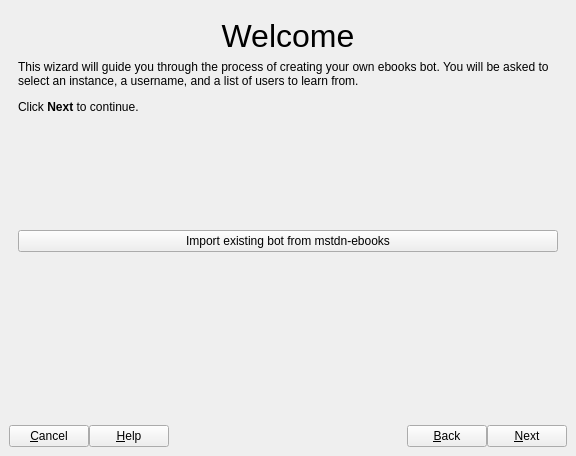
Qt form FediBooks/gui/wzd_createbot.ui (Lynnesbian/OldFediBooks) before a commit.
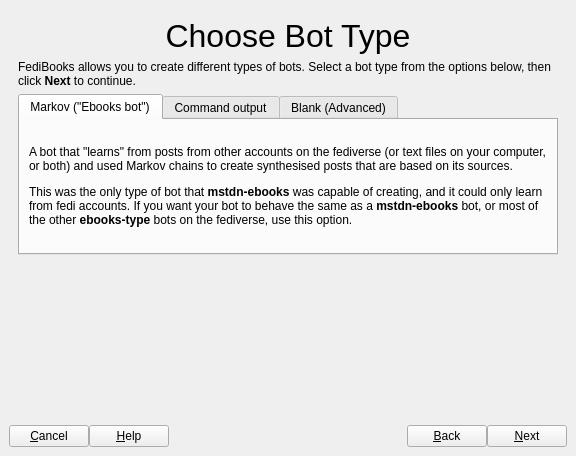
The same form after that commit. The open tabs and pages were chosen to show the change. Icons and pictures are not drawn.

Commit message: added more options for the type of bot to create

```diff
--- a/FediBooks/gui/wzd_createbot.ui
+++ b/FediBooks/gui/wzd_createbot.ui
@@ -550,6 +550,118 @@
           </item>
          </layout>
         </widget>
+        <widget class="QWidget" name="page">
+         <layout class="QVBoxLayout" name="verticalLayout_16">
+          <item>
+           <widget class="QLabel" name="label_27">
+            <property name="sizePolicy">
+             <sizepolicy hsizetype="Preferred" vsizetype="Preferred">
+              <horstretch>0</horstretch>
+              <verstretch>0</verstretch>
+             </sizepolicy>
+            </property>
+            <property name="font">
+             <font>
+              <pointsize>24</pointsize>
+             </font>
+            </property>
+            <property name="text">
+             <string>Choose Bot Type</string>
+            </property>
+            <property name="textFormat">
+             <enum>Qt::AutoText</enum>
+            </property>
+            <property name="scaledContents">
+             <bool>true</bool>
+            </property>
+            <property name="alignment">
+             <set>Qt::AlignHCenter|Qt::AlignTop</set>
+            </property>
+           </widget>
+          </item>
+          <item>
+           <widget class="QLabel" name="label_28">
+            <property name="text">
+             <string>&lt;html&gt;&lt;head/&gt;&lt;body&gt;&lt;p&gt;FediBooks allows you to create different types of bots. Select a bot type from the options below, then click &lt;span style=&quot; font-weight:600;&quot;&gt;Next&lt;/span&gt; to continue.&lt;/p&gt;&lt;/body&gt;&lt;/html&gt;</string>
+            </property>
+            <property name="wordWrap">
+             <bool>true</bool>
+            </property>
+           </widget>
+          </item>
+          <item>
+           <widget class="QTabWidget" name="tabWidget">
+            <property name="currentIndex">
+             <number>0</number>
+            </property>
+            <widget class="QWidget" name="tab">
+             <attribute name="title">
+              <string>Markov (&quot;Ebooks bot&quot;)</string>
+             </attribute>
+             <layout class="QVBoxLayout" name="verticalLayout_17">
+              <item>
+               <widget class="QLabel" name="label_29">
+                <property name="text">
+                 <string>&lt;html&gt;&lt;head/&gt;&lt;body&gt;&lt;p&gt;A bot that &amp;quot;learns&amp;quot; from posts from other accounts on the fediverse (or text files on your computer, or both) and used Markov chains to create synthesised posts that are based on its sources.&lt;/p&gt;&lt;p&gt;This was the only type of bot that &lt;span style=&quot; font-weight:600;&quot;&gt;mstdn-ebooks&lt;/span&gt; was capable of creating, and it could only learn from fedi accounts. If you want your bot to behave the same as a &lt;span style=&quot; font-weight:600;&quot;&gt;mstdn-ebooks&lt;/span&gt; bot, or most of the other &lt;span style=&quot; font-weight:600;&quot;&gt;ebooks-type&lt;/span&gt; bots on the fediverse, use this option.&lt;/p&gt;&lt;/body&gt;&lt;/html&gt;</string>
+                </property>
+                <property name="wordWrap">
+                 <bool>true</bool>
+                </property>
+               </widget>
+              </item>
+             </layout>
+            </widget>
+            <widget class="QWidget" name="tab_2">
+             <attribute name="title">
+              <string>Command output</string>
+             </attribute>
+             <layout class="QVBoxLayout" name="verticalLayout_19">
+              <item>
+               <widget class="QLabel" name="label_31">
+                <property name="text">
+                 <string>&lt;html&gt;&lt;head/&gt;&lt;body&gt;&lt;p&gt;This type of bot simply runs a command and posts its output. For example, you could have it post the output of &lt;span style=&quot; font-weight:600;&quot;&gt;df -h /&lt;/span&gt; (Linux, *BSD, macOS, etc.) or &lt;span style=&quot; font-weight:600;&quot;&gt;some windows command&lt;/span&gt; (Windows) to see how much free space you have on your root partition.&lt;/p&gt;&lt;p&gt;&lt;span style=&quot; font-weight:600;&quot;&gt;Be careful with this option&lt;/span&gt;. Commands will be as the current user.&lt;/p&gt;&lt;/body&gt;&lt;/html&gt;</string>
+                </property>
+                <property name="wordWrap">
+                 <bool>true</bool>
+                </property>
+               </widget>
+              </item>
+             </layout>
+            </widget>
+            <widget class="QWidget" name="tab_3">
+             <attribute name="title">
+              <string>Blank (Advanced)</string>
+             </attribute>
+             <layout class="QVBoxLayout" name="verticalLayout_20">
+              <item>
+               <widget class="QLabel" name="label_33">
+                <property name="text">
+                 <string>&lt;html&gt;&lt;head/&gt;&lt;body&gt;&lt;p&gt;Choose this option to leave the bot without any rules for now. It won't be capable of posting or replying.&lt;/p&gt;&lt;p&gt;You probably don't want to do this.&lt;/p&gt;&lt;/body&gt;&lt;/html&gt;</string>
+                </property>
+                <property name="wordWrap">
+                 <bool>true</bool>
+                </property>
+               </widget>
+              </item>
+             </layout>
+            </widget>
+           </widget>
+          </item>
+          <item>
+           <spacer name="verticalSpacer_8">
+            <property name="orientation">
+             <enum>Qt::Vertical</enum>
+            </property>
+            <property name="sizeHint" stdset="0">
+             <size>
+              <width>20</width>
+              <height>40</height>
+             </size>
+            </property>
+           </spacer>
+          </item>
+         </layout>
+        </widget>
         <widget class="QWidget" name="select_sources">
          <layout class="QVBoxLayout" name="verticalLayout_10">
           <item>
```
Left out of the diff: 4 changed lines with no effect on the pictures. The commit also changes 1 other file.
